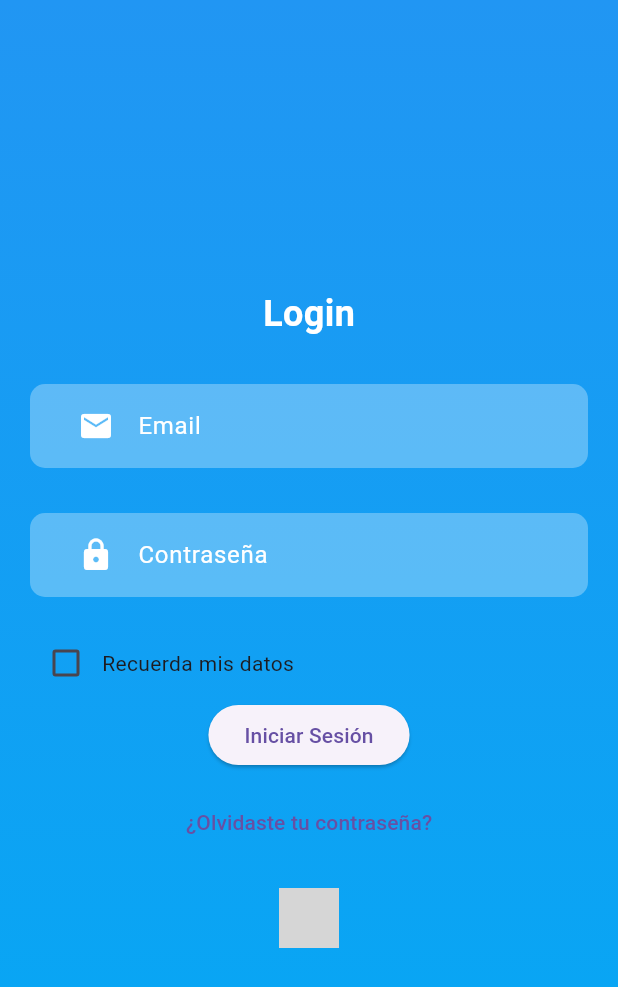
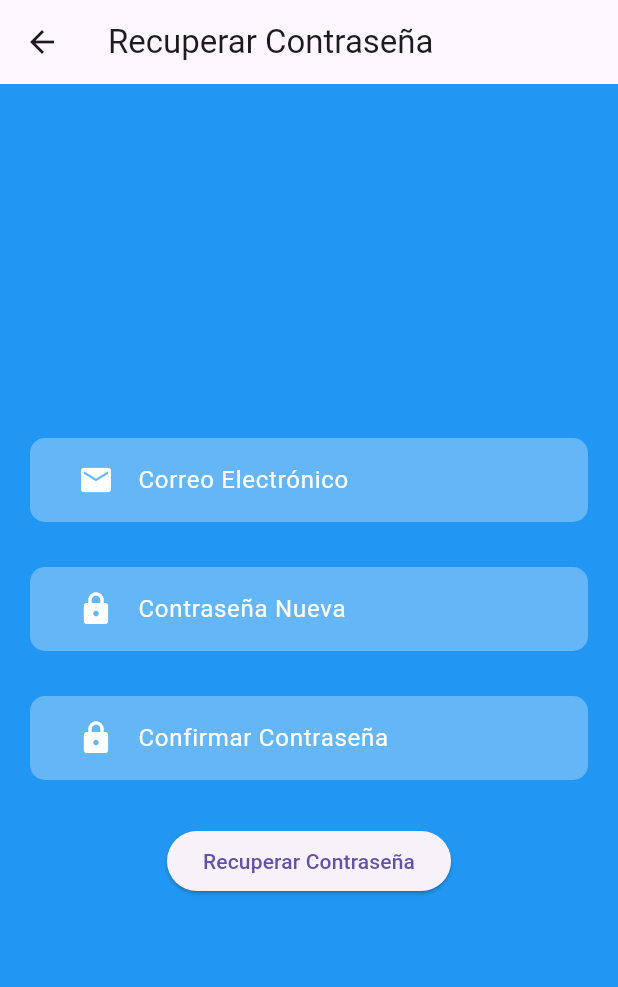
Before and after one commit to NicKoAz/T.WyM, a Flutter app: the screen it shows after launch, after a tap on "¿Olvidaste tu contraseña?", on a phone screen of 412 x 824 dp. Shown: the top 987 px of the screen. Run offline on Flutter 3.47's test engine with Material 3 defaults, Android fonts, the phone set to English and light mode, and no system bars; our stand-ins replace carousel_slider; grey boxes are pictures that could not be loaded.

Commit message:
actualizacion app2

```diff
--- a/app_n_2/FLUTTER/home/lib/login_widget.dart
+++ b/app_n_2/FLUTTER/home/lib/login_widget.dart
@@ -9,6 +9,8 @@ class LoginWidget extends StatefulWidget {
 class _LoginWidgetState extends State<LoginWidget> {
   TextEditingController emailController = TextEditingController();
   TextEditingController passwordController = TextEditingController();
+  TextEditingController newPasswordController = TextEditingController();
+  TextEditingController confirmNewPasswordController = TextEditingController();
   bool rememberMe = false;
 
   @override
@@ -66,11 +68,16 @@ class _LoginWidgetState extends State<LoginWidget> {
                   },
                   child: Text("Iniciar Sesión"),
                 ),
-                SizedBox(height: 10),
                 TextButton(
                   onPressed: () {
-                    // Lógica para manejar "¿Olvidaste tu contraseña?"
+                    Navigator.push(
+                      context,
+                      MaterialPageRoute(builder: (context) => ForgotPasswordScreen()),
+                    );
                   },
+                  style: TextButton.styleFrom(
+                    primary: Colors.white, // Color del texto
+                  ),
                   child: Text("¿Olvidaste tu contraseña?"),
                 ),
                 SizedBox(height: 20),
@@ -78,9 +85,17 @@ class _LoginWidgetState extends State<LoginWidget> {
                   mainAxisAlignment: MainAxisAlignment.spaceEvenly,
                   children: [
                     InkWell(
+                      onTap: () => _launchURL("https://www.facebook.com/"),
+                      child: Image.asset(
+                        'assets/facebook.png',  // Coloca la ruta correcta de tu imagen de Facebook
+                        width: 40,
+                        height: 40,
+                      ),
+                    ),
+                    InkWell(
                       onTap: () => _launchURL("https://translate.google.com/"),
                       child: Image.asset(
-                        'C:\Users\nicob\Desktop\Nicolas\Universidad\3 anual\6 Semestre\Tecnologias Moviles y Web\T.WyM\app_n_2\FLUTTER\home\assets\google_translate_logo.png',  // Coloca la ruta correcta de tu imagen de Google Translate
+                        'assets/translate.png',  // Coloca la ruta correcta de tu imagen de Google Translate
                         width: 40,
                         height: 40,
                       ),
@@ -143,3 +158,61 @@ class HomePage extends StatelessWidget {
     );
   }
 }
+
+class ForgotPasswordScreen extends StatelessWidget {
+  TextEditingController emailController = TextEditingController();
+  TextEditingController newPasswordController = TextEditingController();
+  TextEditingController confirmNewPasswordController = TextEditingController();
+
+  @override
+  Widget build(BuildContext context) {
+    return Scaffold(
+      appBar: AppBar(
+        title: Text("Recuperar Contraseña"),
+      ),
+      backgroundColor: Colors.blue, // Puedes cambiar este color según tus preferencias
+      body: Padding(
+        padding: const EdgeInsets.all(20.0),
+        child: Column(
+          mainAxisAlignment: MainAxisAlignment.center,
+          children: [
+            _buildInputField("Correo Electrónico", Icons.email, emailController),
+            SizedBox(height: 10),
+            _buildInputField("Contraseña Nueva", Icons.lock, newPasswordController),
+            SizedBox(height: 10),
+            _buildInputField("Confirmar Contraseña", Icons.lock, confirmNewPasswordController),
+            SizedBox(height: 20),
+            ElevatedButton(
+              onPressed: () {
+                // Lógica para procesar la recuperación de contraseña
+              },
+              child: Text("Recuperar Contraseña"),
+            ),
+          ],
+        ),
+      ),
+    );
+  }
+
+  Widget _buildInputField(String label, IconData icon, TextEditingController controller) {
+    return Container(
+      margin: EdgeInsets.symmetric(vertical: 10),
+      padding: EdgeInsets.symmetric(horizontal: 20),
+      decoration: BoxDecoration(
+        color: Colors.white.withOpacity(0.3),
+        borderRadius: BorderRadius.circular(10),
+      ),
+      child: TextField(
+        controller: controller,
+        style: TextStyle(color: Colors.white),
+        obscureText: label.contains("Contraseña"),
+        decoration: InputDecoration(
+          labelText: label,
+          labelStyle: TextStyle(color: Colors.white),
+          prefixIcon: Icon(icon, color: Colors.white),
+          border: InputBorder.none,
+        ),
+      ),
+    );
+  }
+}
--- a/app_n_2/FLUTTER/home/pubspec.yaml
+++ b/app_n_2/FLUTTER/home/pubspec.yaml
@@ -18,3 +18,6 @@ dev_dependencies:
 
 flutter:
   uses-material-design: true
+  assets:
+    - assets/facebook.png
+    - assets/translate.png
```
Also changed, not shown: app_n_2/FLUTTER/home/assets/facebook.png (added), app_n_2/FLUTTER/home/assets/google_translate_logo.png (deleted), app_n_2/FLUTTER/home/assets/translate.png (added).
